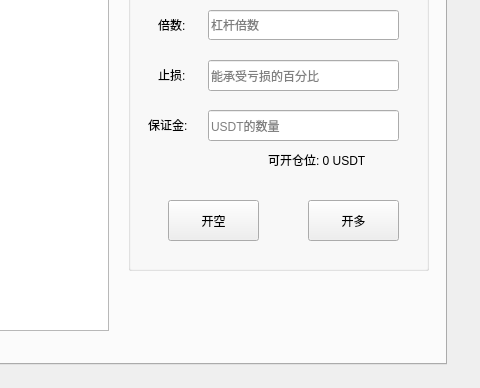
Old version of the form form.ui in the repository youngqqcn/binance-future-batch-tool; both pictures show x 914 to 1394 and y 366 to 754 of the 1394 by 754 pixel window.
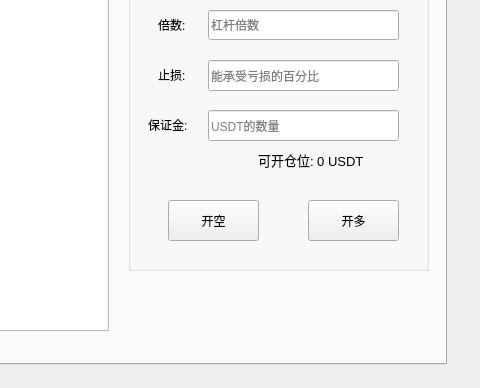
New version of the form.

```diff
--- a/form.ui
+++ b/form.ui
@@ -93,12 +93,17 @@
      <widget class="QLabel" name="lbPosition">
       <property name="geometry">
        <rect>
-        <x>140</x>
+        <x>130</x>
         <y>250</y>
-        <width>131</width>
+        <width>161</width>
         <height>20</height>
        </rect>
       </property>
+      <property name="font">
+       <font>
+        <pointsize>10</pointsize>
+       </font>
+      </property>
       <property name="layoutDirection">
        <enum>Qt::RightToLeft</enum>
       </property>
```
